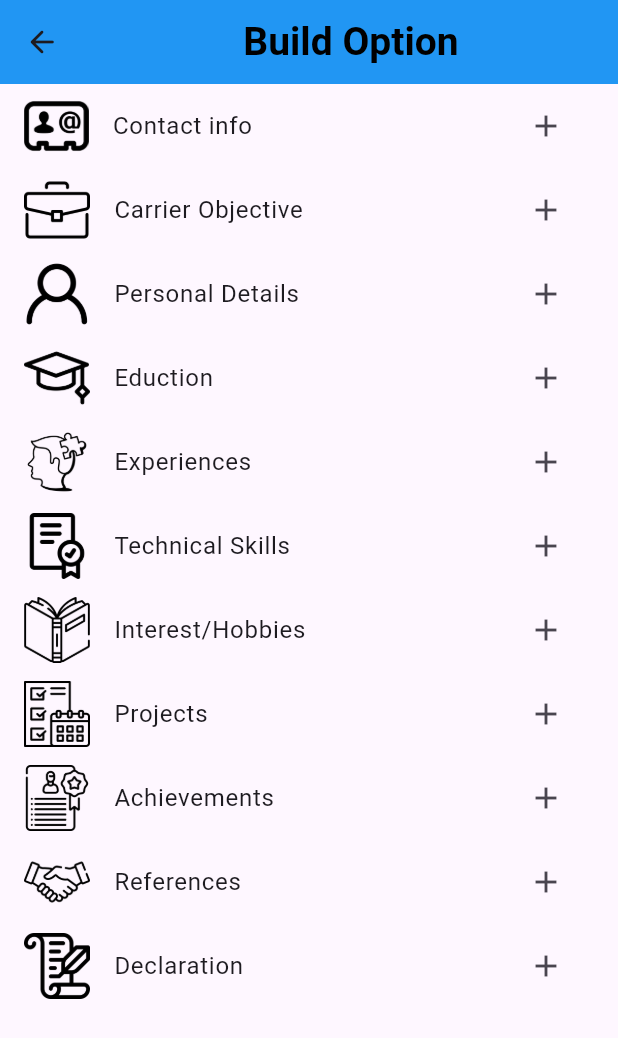
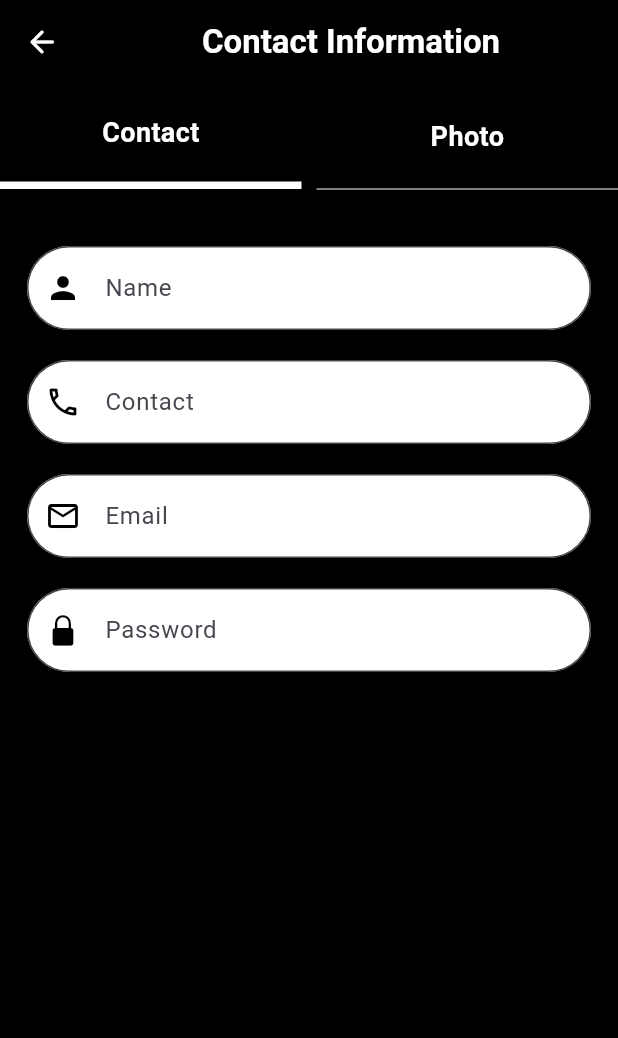
Before and after one commit to 4324MAYUR/Resume_app, a Flutter app: the Build_option_page screen opened by its route, after a tap on the "add" icon, on a phone screen of 412 x 824 dp. Shown: the top 1038 px of the screen. Run offline on Flutter 3.47's test engine with Material 3 defaults, Android fonts, the phone set to English and light mode, and no system bars.

Commit message:
contact page ditail

```diff
--- a/lib/main.dart
+++ b/lib/main.dart
@@ -1,14 +1,13 @@
 import 'package:flutter/material.dart';
 import 'package:flutter/services.dart';
 import 'package:resume_app/routes/app_routes.dart';
-import 'package:resume_app/views/Splash/Splash_Screen.dart';
 void main()
 {
   WidgetsFlutterBinding.ensureInitialized();
 
   SystemChrome.setSystemUIOverlayStyle(
     const SystemUiOverlayStyle(
-      statusBarColor: Colors.black45,
+      statusBarColor: Colors.black,
     ),
   );
 
--- a/lib/routes/app_routes.dart
+++ b/lib/routes/app_routes.dart
@@ -1,7 +1,18 @@
 import 'package:flutter/material.dart';
 import 'package:resume_app/views/Home_page/Home_Page.dart';
+import 'package:resume_app/views/build_option_page/All_Option/Achievements_Page.dart';
+import 'package:resume_app/views/build_option_page/All_Option/Declaration_Page.dart';
+import 'package:resume_app/views/build_option_page/All_Option/Hobbies_Page.dart';
+import 'package:resume_app/views/build_option_page/All_Option/Projects_Page.dart';
+import 'package:resume_app/views/build_option_page/All_Option/Technical_Skills_Page.dart';
 import 'package:resume_app/views/build_option_page/Build_Option_Page.dart';
 import 'package:resume_app/views/Splash/Splash_Screen.dart';
+import 'package:resume_app/views/build_option_page/All_Option/Contact_Info_Page.dart';
+import 'package:resume_app/views/build_option_page/All_Option/Carrier_Objective_Page.dart';
+import 'package:resume_app/views/build_option_page/All_Option/Eduction_Page.dart';
+import 'package:resume_app/views/build_option_page/All_Option/Experiences_Page.dart';
+import 'package:resume_app/views/build_option_page/All_Option/Personal_Details_Page.dart';
+import 'package:resume_app/views/build_option_page/All_Option/References_Page.dart';
 class Allroutes
 {
   static String homepage = "/";
@@ -74,6 +85,16 @@ class Allroutes
     homepage : (context) => const Home_Page(),
     build_option_page : (context) => const Build_option_page(),
     screen_page : (context) =>  const Splash_Page(),
-
+    AllOption[0]['route']: (context) => const Contact_Info_Page(),
+    AllOption[1]['route']: (context) => const Carrier_Objective_Page(),
+    AllOption[2]['route']: (context) => const Personal_Details_Page(),
+    AllOption[3]['route']: (context) => const Eduction_Page(),
+    AllOption[4]['route']: (context) => const Experiences_Page(),
+    AllOption[5]['route']: (context) => const Technical_Skills_Page(),
+    AllOption[6]['route']: (context) => const Hobbies_Page(),
+    AllOption[7]['route']: (context) => const Projects_Page(),
+    AllOption[8]['route']: (context) => const Achievements_Page(),
+    AllOption[9]['route']: (context) => const References_Page(),
+    AllOption[10]['route']: (context) => const Declaration_Page(),
   };
 }
--- /dev/null
+++ b/lib/utils/extension.dart
@@ -0,0 +1,5 @@
+import 'package:flutter/material.dart';
+extension MySize on int{
+  SizedBox get h => SizedBox(height: toDouble(),);
+  SizedBox get w => SizedBox(width: toDouble(),);
+}
--- a/lib/views/Splash/Splash_Screen.dart
+++ b/lib/views/Splash/Splash_Screen.dart
@@ -24,6 +24,7 @@ class Splash_Page extends StatelessWidget {
     // );
 
     return const Scaffold(
+      backgroundColor: Colors.white,
       body: Padding(
         padding: EdgeInsets.all(88),
         child: Center(
--- /dev/null
+++ b/lib/views/build_option_page/All_Option/Contact_Info_Page.dart
@@ -0,0 +1,223 @@
+import 'package:flutter/cupertino.dart';
+import 'package:flutter/material.dart';
+import 'package:flutter/widgets.dart';
+import 'package:resume_app/utils/extension.dart';
+
+class Contact_Info_Page extends StatefulWidget {
+  const Contact_Info_Page({super.key});
+
+  @override
+  State<Contact_Info_Page> createState() => _Contact_Info_PageState();
+}
+
+class _Contact_Info_PageState extends State<Contact_Info_Page> {
+  int index = 0;
+
+  void setIndex(int i) {
+    setState(() {
+      index = i;
+    });
+  }
+  @override
+  Widget build(BuildContext context) {
+    return Scaffold(
+      backgroundColor: Colors.black,
+      appBar: AppBar(
+        backgroundColor: Colors.black,
+        leading: IconButton(
+          onPressed: () {
+            Navigator.popAndPushNamed(context, 'Build_option_page');
+          },
+          icon: const Icon(Icons.arrow_back_rounded,
+          color: Colors.white,
+          ),
+        ),
+        automaticallyImplyLeading: false,
+        title:  const Center(
+          child: Text("Contact Information",
+            style: TextStyle(
+              color: Colors.white,
+              fontWeight: FontWeight.bold,
+              fontSize: 22,
+            ),
+          ),
+        ),
+      ),
+      body: Center(
+        child: Column(
+          children: [
+            Row(
+              children: [
+                Expanded(
+                  child: GestureDetector(
+                    onTap: () {
+                      setIndex(0);
+                    },
+                    child: Container(
+                      height: 70,
+                      alignment: Alignment.center,
+                      decoration: BoxDecoration(
+                        border: Border(
+                          bottom: BorderSide(
+                            width: index == 0 ? 5 : 0,
+                            color: Colors.white,
+                          ),
+                        ),
+                      ),
+                      child: const Text(
+                        "Contact",
+                        style: TextStyle(
+                          color: Colors.white,
+                          fontSize: 18,
+                          fontWeight: FontWeight.bold,
+                        ),
+                      ),
+                    ),
+                  ),
+                ),
+                10.w,
+                Expanded(
+                  child: GestureDetector(
+                    onTap: () {
+                      setIndex(1);
+                    },
+                    child: Container(
+                      height: 70,
+                      alignment: Alignment.center,
+                      decoration: BoxDecoration(
+                        border: Border(
+                          bottom: BorderSide(
+                            width: index == 1 ? 5 : 0,
+                            color: Colors.white,
+                          ),
+                        ),
+                      ),
+                      child: const Text(
+                        "Photo",
+                        style: TextStyle(
+                          color: Colors.white,
+                          fontSize: 18,
+                          fontWeight: FontWeight.bold,
+                        ),
+                      ),
+                    ),
+                  ),
+                ),
+              ],
+            ),
+            Expanded(
+                child: Padding(
+                  padding: const EdgeInsets.all(18),
+                  child: IndexedStack(
+                    children: [
+                      Container(
+                        decoration: const BoxDecoration(
+                          color: Colors.black,
+                          borderRadius: BorderRadius.all(Radius.circular(30))
+                        ),
+                        child: Column(
+                          mainAxisSize: MainAxisSize.min,
+                          children: [
+                            20.h,
+                            TextFormField(
+                              keyboardType: TextInputType.name,
+                              textInputAction: TextInputAction.next,
+                              style: const TextStyle(
+                                color: Colors.white,
+                                fontWeight: FontWeight.bold,
+                              ),
+                              decoration: InputDecoration(
+                                filled: true,
+                                fillColor: Colors.white,
+                                labelText: "Name",
+                                floatingLabelBehavior: FloatingLabelBehavior.never,
+                                hintText: "Enter name",
+                                prefixIcon: const Icon(Icons.person,
+                                color: Colors.black,
+                                ),
+                                border: OutlineInputBorder(
+                                  borderRadius: BorderRadius.circular(30),
+                                ),
+                              ),
+                            ),
+                            20.h,
+                            TextFormField(
+                              keyboardType: TextInputType.number,
+                              textInputAction: TextInputAction.next,
+                              style: const TextStyle(
+                                color: Colors.white,
+                                fontWeight: FontWeight.bold,
+                              ),
+                              decoration: const InputDecoration(
+                                filled: true,
+                                fillColor: Colors.white,
+                                prefixIconColor: Colors.black,
+                                labelText: "Contact",
+                                floatingLabelBehavior: FloatingLabelBehavior.never,
+                                hintText: "Enter Number",
+                                prefixIcon: Icon(Icons.phone_outlined,
+                                color: Colors.black,
+                                ),
+                                border: OutlineInputBorder(
+                                  borderRadius: BorderRadius.all(Radius.circular(30)),
+                                ),
+                              ),
+                            ),
+                            20.h,
+                            TextFormField(
+                              keyboardType: TextInputType.emailAddress,
+                              textInputAction: TextInputAction.next,
+                              style: const TextStyle(
+                                color: Colors.white,
+                                fontWeight: FontWeight.bold,
+                              ),
+                              decoration: const InputDecoration(
+                                filled: true,
+                                fillColor: Colors.white,
+                                labelText: "Email",
+                                floatingLabelBehavior: FloatingLabelBehavior.never,
+                                hintText: "Enter E-mail",
+                                prefixIcon: Icon(Icons.email_outlined,
+                                  color: Colors.black,
+                                ),
+                                border: OutlineInputBorder(
+                                  borderRadius: BorderRadius.all(Radius.circular(30)),
+                                ),
+                              ),
+                            ),
+                            20.h,
+                            TextFormField(
+                              keyboardType: TextInputType.visiblePassword,
+                              textInputAction: TextInputAction.done,
+                              style: const TextStyle(
+                                color: Colors.white,
+                                fontWeight: FontWeight.bold,
+                              ),
+                              decoration: const InputDecoration(
+                                filled: true,
+                                fillColor: Colors.white,
+                                labelText: "Password",
+                                floatingLabelBehavior: FloatingLabelBehavior.never,
+                                hintText: "Enter Password",
+                                prefixIcon: Icon(CupertinoIcons.padlock_solid,
+                                  color: Colors.black,
+                                ),
+                                border: OutlineInputBorder(
+                                  borderRadius: BorderRadius.all(Radius.circular(30)),
+                                ),
+                              ),
+                            ),
+                            20.h,
+                          ],
+                        ),
+                      ),
+                    ],
+                  ),
+                ),
+            ),
+          ],
+        ),
+      ),
+    );
+  }
+}
--- a/lib/views/build_option_page/Build_Option_Page.dart
+++ b/lib/views/build_option_page/Build_Option_Page.dart
@@ -14,28 +14,32 @@ class _Build_option_pageState extends State<Build_option_page> {
   {
     SystemChrome.setSystemUIOverlayStyle(
       const SystemUiOverlayStyle(
-          statusBarColor: Colors.red),
+          statusBarColor: Colors.black),
     );
     super.dispose();
   }
   @override
   Widget build(BuildContext context) {
+
     return Scaffold(
+      backgroundColor: Colors.black,
       appBar: AppBar(
-        backgroundColor: Colors.blue,
+        backgroundColor: Colors.black,
         leading: IconButton(
           onPressed: () {
-            Navigator.popAndPushNamed(context, 'Home_Page');
+            Navigator.pop(context, 'Home_Page');
           },
-          icon: const Icon(Icons.arrow_back_rounded),
+          icon: const Icon(Icons.arrow_back_rounded,
+          color: Colors.white,
+          ),
         ),
         automaticallyImplyLeading: false,
         title:  const Center(
           child: Text("Build Option",
             style: TextStyle(
-            color: Colors.black,
+            color: Colors.white,
             fontWeight: FontWeight.bold,
-            fontSize: 26,
+            fontSize: 24,
           ),
           ),
         ),
@@ -43,15 +47,22 @@ class _Build_option_pageState extends State<Build_option_page> {
       body: Column(
         children: Allroutes.AllOption.map(
           (e) => ListTile(
-            leading: Image.asset(e['icon'],
-            height: 44,
+            leading: Image.asset(e['icon'],color: Colors.white,
+            height: 30
             ),
-            title: Text(e['title']),
+            title: Text(e['title'],
+            style: const TextStyle(
+              fontWeight: FontWeight.bold,
+              color: Colors.white,
+            ),
+            ),
             trailing: IconButton(
               onPressed: () {
                 Navigator.of(context).pushNamed(e['route']);
               },
-              icon: const Icon(Icons.add),
+              icon: const Icon(Icons.add,
+              color: Colors.white,
+              ),
             ),
           ),
         ).toList(),
```
Also changed, not shown: lib/views/build_option_page/All_Option/Achievements_Page.dart (added, +38 -0 lines), lib/views/build_option_page/All_Option/Carrier_Objective_Page.dart (added, +39 -0 lines), lib/views/build_option_page/All_Option/Declaration_Page.dart (added, +38 -0 lines), lib/views/build_option_page/All_Option/Eduction_Page.dart (added, +38 -0 lines), lib/views/build_option_page/All_Option/Experiences_Page.dart (added, +36 -0 lines), lib/views/build_option_page/All_Option/Hobbies_Page.dart (added, +36 -0 lines), lib/views/build_option_page/All_Option/Personal_Details_Page.dart (added, +36 -0 lines), lib/views/build_option_page/All_Option/Projects_Page.dart (added, +36 -0 lines), lib/views/build_option_page/All_Option/References_Page.dart (added, +36 -0 lines), lib/views/build_option_page/All_Option/Technical_Skills_Page.dart (added, +36 -0 lines), lib/views/home_page/Home_Page.dart (+4 -4 lines), lib/assets/icons/gif/start_screen.gif.
